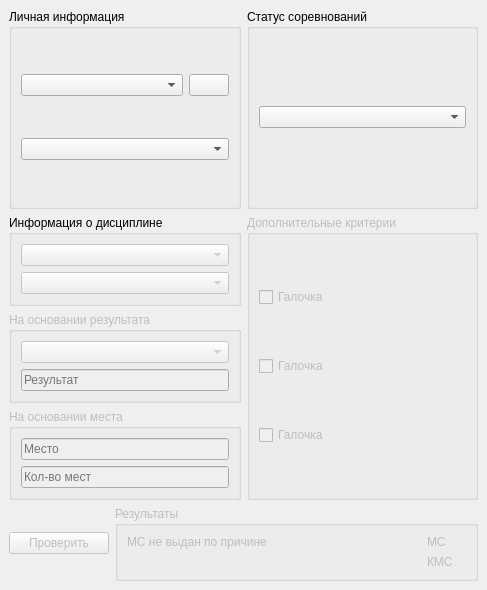
Before: the Qt Designer form View/mainwindow.ui in Murloc33/Remaster, drawn with Qt 5.
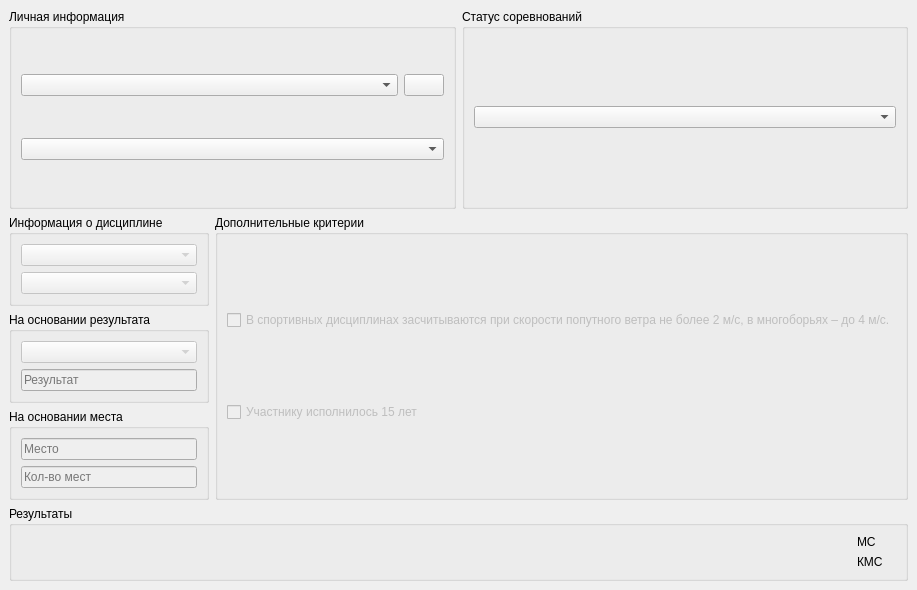
After: the same form once the commit is applied. Icons and pictures are not drawn. Custom widgets are drawn as their Qt base class.

What changed in the file:
```diff
--- a/View/mainwindow.ui
+++ b/View/mainwindow.ui
@@ -219,7 +219,7 @@
         <item>
          <widget class="QGroupBox" name="gb_result">
           <property name="enabled">
-           <bool>false</bool>
+           <bool>true</bool>
           </property>
           <property name="sizePolicy">
            <sizepolicy hsizetype="Minimum" vsizetype="Preferred">
@@ -234,7 +234,7 @@
            <item>
             <layout class="QHBoxLayout" name="horizontalLayout_8">
              <item>
-              <widget class="QComboBox" name="comboBox_5">
+              <widget class="CustomComboBox" name="cb_discipline_content">
                <property name="enabled">
                 <bool>false</bool>
                </property>
@@ -267,7 +267,7 @@
         <item>
          <widget class="QGroupBox" name="gb_place">
           <property name="enabled">
-           <bool>false</bool>
+           <bool>true</bool>
           </property>
           <property name="sizePolicy">
            <sizepolicy hsizetype="Minimum" vsizetype="Preferred">
@@ -307,7 +307,7 @@
       <item>
        <widget class="QGroupBox" name="groupBox_3">
         <property name="enabled">
-         <bool>false</bool>
+         <bool>true</bool>
         </property>
         <property name="sizePolicy">
          <sizepolicy hsizetype="Expanding" vsizetype="Expanding">
@@ -326,20 +326,10 @@
         </property>
         <layout class="QVBoxLayout" name="verticalLayout_8">
          <item>
-          <widget class="QCheckBox" name="checkBox_3">
-           <property name="sizePolicy">
-            <sizepolicy hsizetype="Minimum" vsizetype="Fixed">
-             <horstretch>0</horstretch>
-             <verstretch>0</verstretch>
-            </sizepolicy>
+          <widget class="CustomCheckBox" name="chb_windy_speed">
+           <property name="enabled">
+            <bool>false</bool>
            </property>
-           <property name="text">
-            <string>Галочка</string>
-           </property>
-          </widget>
-         </item>
-         <item>
-          <widget class="QCheckBox" name="checkBox_2">
            <property name="sizePolicy">
             <sizepolicy hsizetype="Minimum" vsizetype="Fixed">
              <horstretch>0</horstretch>
@@ -347,12 +337,15 @@
             </sizepolicy>
            </property>
            <property name="text">
-            <string>Галочка</string>
+            <string>В спортивных дисциплинах засчитываются при скорости попутного ветра не более 2 м/с, в многоборьях – до 4 м/с.</string>
            </property>
           </widget>
          </item>
          <item>
-          <widget class="QCheckBox" name="checkBox">
+          <widget class="CustomCheckBox" name="chb_years_old">
+           <property name="enabled">
+            <bool>false</bool>
+           </property>
            <property name="sizePolicy">
             <sizepolicy hsizetype="Minimum" vsizetype="Fixed">
              <horstretch>0</horstretch>
@@ -360,7 +353,7 @@
             </sizepolicy>
            </property>
            <property name="text">
-            <string>Галочка</string>
+            <string>Участнику исполнилось 15 лет</string>
            </property>
           </widget>
          </item>
@@ -371,32 +364,10 @@
     </item>
     <item>
      <layout class="QHBoxLayout" name="horizontalLayout_3">
-      <item>
-       <widget class="QPushButton" name="pushButton">
-        <property name="enabled">
-         <bool>false</bool>
-        </property>
-        <property name="sizePolicy">
-         <sizepolicy hsizetype="Preferred" vsizetype="Fixed">
-          <horstretch>0</horstretch>
-          <verstretch>0</verstretch>
-         </sizepolicy>
-        </property>
-        <property name="minimumSize">
-         <size>
-          <width>100</width>
-          <height>0</height>
-         </size>
-        </property>
-        <property name="text">
-         <string>Проверить</string>
-        </property>
-       </widget>
-      </item>
       <item>
        <widget class="QGroupBox" name="groupBox_4">
         <property name="enabled">
-         <bool>false</bool>
+         <bool>true</bool>
         </property>
         <property name="sizePolicy">
          <sizepolicy hsizetype="Expanding" vsizetype="Fixed">
@@ -411,7 +382,7 @@
          <item>
           <widget class="QLabel" name="label">
            <property name="enabled">
-            <bool>false</bool>
+            <bool>true</bool>
            </property>
            <property name="sizePolicy">
             <sizepolicy hsizetype="Expanding" vsizetype="Preferred">
@@ -420,7 +391,7 @@
             </sizepolicy>
            </property>
            <property name="text">
-            <string>МС не выдан по причине</string>
+            <string/>
            </property>
            <property name="alignment">
             <set>Qt::AlignLeading|Qt::AlignLeft|Qt::AlignTop</set>
@@ -433,6 +404,9 @@
             <layout class="QHBoxLayout" name="horizontalLayout_10">
              <item>
               <widget class="QLabel" name="l_ms">
+               <property name="enabled">
+                <bool>true</bool>
+               </property>
                <property name="sizePolicy">
                 <sizepolicy hsizetype="Minimum" vsizetype="Preferred">
                  <horstretch>0</horstretch>
@@ -446,6 +420,9 @@
              </item>
              <item>
               <widget class="QLabel" name="pm_ms">
+               <property name="enabled">
+                <bool>true</bool>
+               </property>
                <property name="sizePolicy">
                 <sizepolicy hsizetype="Minimum" vsizetype="Preferred">
                  <horstretch>0</horstretch>
@@ -469,6 +446,9 @@
             <layout class="QHBoxLayout" name="horizontalLayout_11">
              <item>
               <widget class="QLabel" name="l_cms">
+               <property name="enabled">
+                <bool>true</bool>
+               </property>
                <property name="sizePolicy">
                 <sizepolicy hsizetype="Minimum" vsizetype="Preferred">
                  <horstretch>0</horstretch>
@@ -482,6 +462,9 @@
              </item>
              <item>
               <widget class="QLabel" name="pm_cms">
+               <property name="enabled">
+                <bool>true</bool>
+               </property>
                <property name="sizePolicy">
                 <sizepolicy hsizetype="Minimum" vsizetype="Preferred">
                  <horstretch>0</horstretch>
@@ -517,6 +500,11 @@
    <extends>QComboBox</extends>
    <header location="global">View/customcombobox.h</header>
   </customwidget>
+  <customwidget>
+   <class>CustomCheckBox</class>
+   <extends>QCheckBox</extends>
+   <header location="global">View/customcheckbox.h</header>
+  </customwidget>
  </customwidgets>
  <resources>
   <include location="../resources.qrc"/>
```
Left out of the diff: 8 changed lines with no effect on the pictures.
